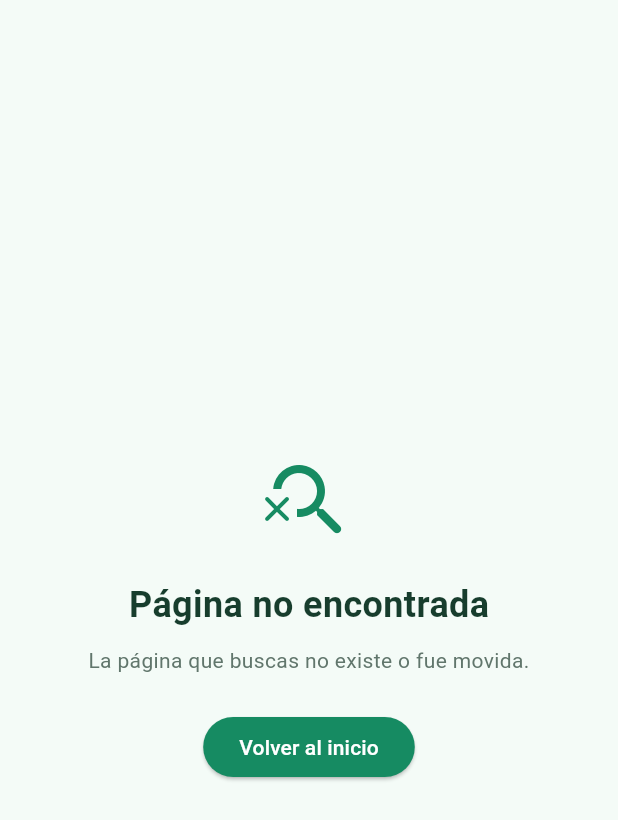
After one commit to MoncadaMario/NutriAgenda, a Flutter app: the NotFoundScreen screen opened directly, on a phone screen of 412 x 824 dp. The commit adds this screen. Shown: the top 820 px of the screen. Run offline on Flutter 3.47's test engine with Material 3 defaults, Android fonts, the phone set to English and light mode, and no system bars; our stand-ins replace flutter_dotenv, supabase_flutter; accounts and stored records are empty.

Commit message:
feat: URLs limpias, redirigir rutas privadas sin sesion y pagina 404

```diff
--- /dev/null
+++ b/lib/screens/not_found_screen.dart
@@ -0,0 +1,58 @@
+import 'package:flutter/material.dart';
+
+class NotFoundScreen extends StatelessWidget {
+  const NotFoundScreen({super.key});
+
+  static const Color verdePrincipal = Color(0xFF168B62);
+  static const Color verdeOscuro = Color(0xFF173D2D);
+  static const Color fondoClaro = Color(0xFFF4FBF7);
+
+  @override
+  Widget build(BuildContext context) {
+    return Scaffold(
+      backgroundColor: fondoClaro,
+      body: Center(
+        child: Padding(
+          padding: const EdgeInsets.all(24),
+          child: Column(
+            mainAxisSize: MainAxisSize.min,
+            children: [
+              const Icon(
+                Icons.search_off_rounded,
+                color: verdePrincipal,
+                size: 64,
+              ),
+              const SizedBox(height: 20),
+              const Text(
+                'Página no encontrada',
+                style: TextStyle(
+                  color: verdeOscuro,
+                  fontSize: 24,
+                  fontWeight: FontWeight.bold,
+                ),
+              ),
+              const SizedBox(height: 10),
+              const Text(
+                'La página que buscas no existe o fue movida.',
+                textAlign: TextAlign.center,
+                style: TextStyle(color: Color(0xFF61766C)),
+              ),
+              const SizedBox(height: 24),
+              ElevatedButton(
+                onPressed: () {
+                  Navigator.of(context)
+                      .pushNamedAndRemoveUntil('/login', (route) => false);
+                },
+                style: ElevatedButton.styleFrom(
+                  backgroundColor: verdePrincipal,
+                  foregroundColor: Colors.white,
+                ),
+                child: const Text('Volver al inicio'),
+              ),
+            ],
+          ),
+        ),
+      ),
+    );
+  }
+}
--- a/pubspec.yaml
+++ b/pubspec.yaml
@@ -29,6 +29,9 @@ environment:
 # versions available, run `flutter pub outdated`.
 dependencies:
   flutter:
+    sdk: flutter
+
+  flutter_web_plugins:
     sdk: flutter
 
   # The following adds the Cupertino Icons font to your application.
```
Also changed, not shown: lib/main.dart (+54 -9 lines).
